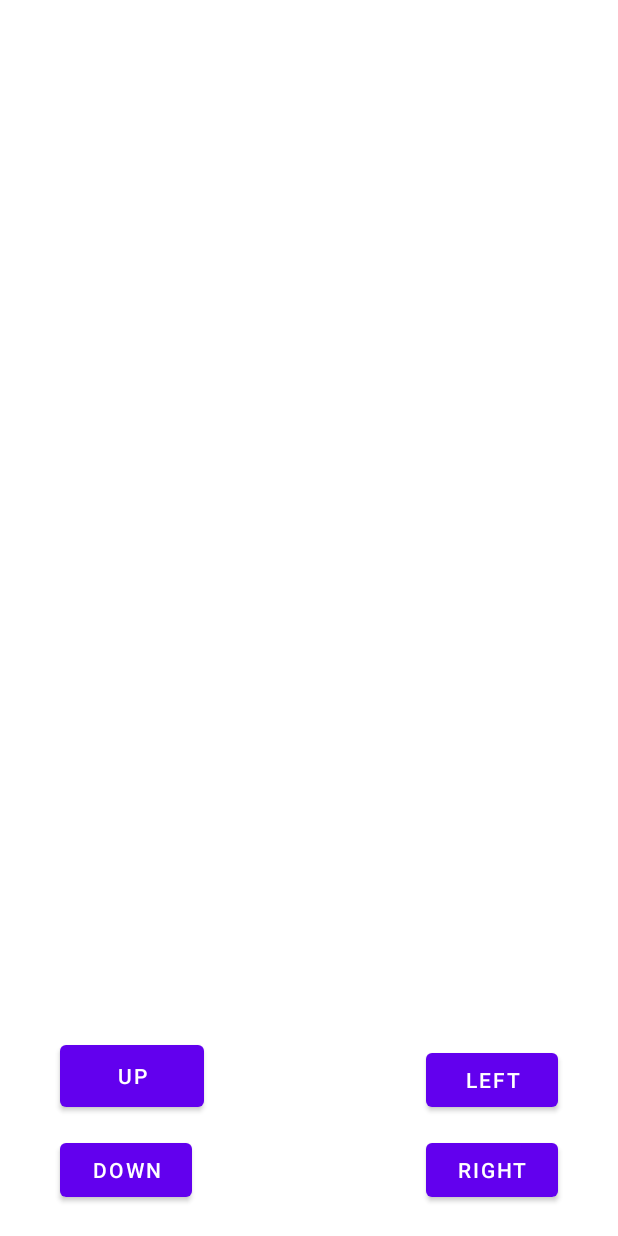
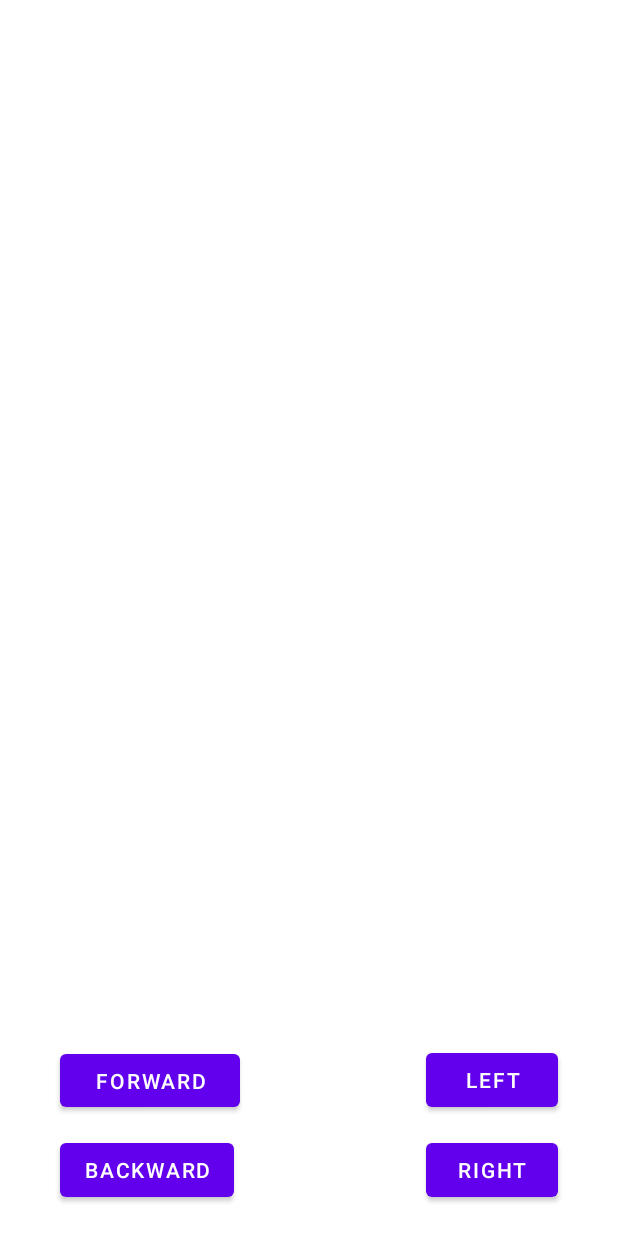
Before and after one commit to DIT113-V22/group-10, an Android app: the CarControl screen opened directly, with no data from a screen before it, on a phone screen of 412 x 824 dp. Run offline under Robolectric (Android 15) with nearby library versions, the phone set to English and light mode, and no system bars; our stand-ins replace navigation-ui; 3 statements that could not run were skipped.

Commit message:
Added Paho Android Client dependencies, Created MqttClient class , Created Connect and publish methods, related to issue #8

```diff
--- a/Android/app/src/main/res/layout/activity_car_control.xml
+++ b/Android/app/src/main/res/layout/activity_car_control.xml
@@ -25,42 +25,45 @@
         android:layout_height="match_parent">
 
         <Button
-            android:id="@+id/upButton"
-            android:layout_width="96dp"
-            android:layout_height="53dp"
+            android:id="@+id/ForButton"
+            android:layout_width="120dp"
+            android:layout_height="47dp"
             android:layout_marginStart="40dp"
             android:layout_marginBottom="80dp"
-            android:onClick=""
-            android:text="UP"
+            android:onClick="goForward"
+            android:text="Forward"
             app:layout_constraintBottom_toBottomOf="parent"
             app:layout_constraintStart_toStartOf="parent" />
 
         <Button
-            android:id="@+id/button4"
+            android:id="@+id/backButton"
             android:layout_width="wrap_content"
             android:layout_height="wrap_content"
             android:layout_marginStart="40dp"
             android:layout_marginBottom="20dp"
-            android:text="DOWN"
+            android:onClick="goBackward"
+            android:text="Backward"
             app:layout_constraintBottom_toBottomOf="parent"
             app:layout_constraintStart_toStartOf="parent" />
 
         <Button
-            android:id="@+id/button5"
+            android:id="@+id/leftButton"
             android:layout_width="wrap_content"
             android:layout_height="wrap_content"
             android:layout_marginEnd="40dp"
             android:layout_marginBottom="80dp"
+            android:onClick="goLeft"
             android:text="LEFT"
             app:layout_constraintBottom_toBottomOf="parent"
             app:layout_constraintEnd_toEndOf="parent" />
 
         <Button
-            android:id="@+id/button6"
+            android:id="@+id/rightButton"
             android:layout_width="wrap_content"
             android:layout_height="wrap_content"
             android:layout_marginEnd="40dp"
             android:layout_marginBottom="20dp"
+            android:onClick="goRight"
             android:text="RIGHT"
             app:layout_constraintBottom_toBottomOf="parent"
             app:layout_constraintEnd_toEndOf="parent" />
```
Also changed, not shown: Android/app/build.gradle (+8 -1 lines), Android/app/src/main/java/com/example/hermes/CarControl.java (+15 -7 lines), Android/app/src/main/java/com/example/hermes/ui/MqttClient.java (added, +77 -0 lines).
